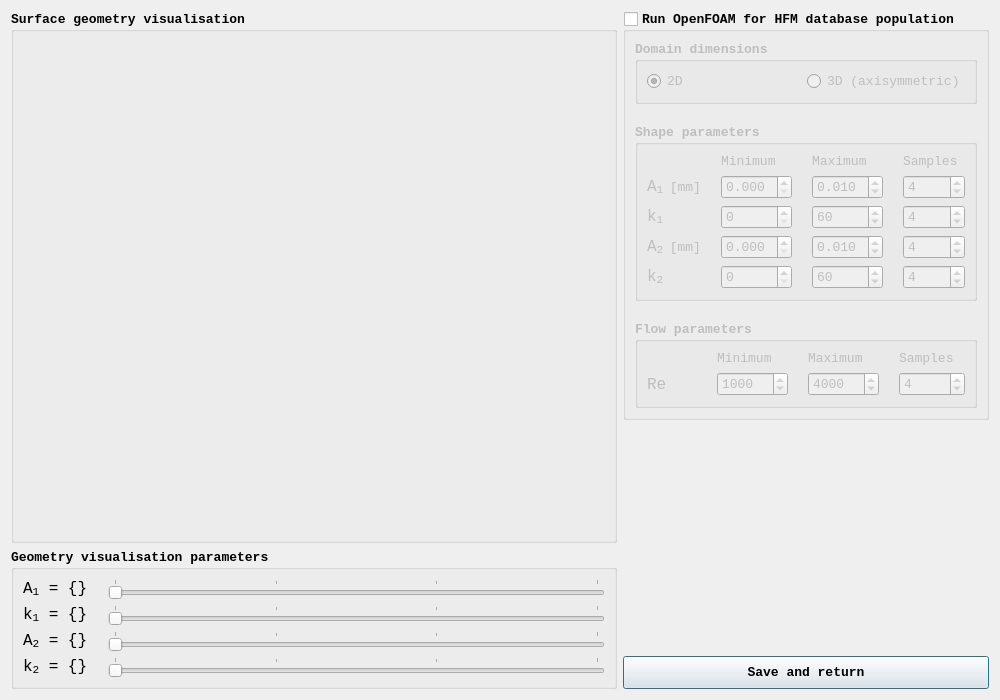
Qt form src/Hammerhead/layouts/layoutHFMSettings.ui (Dani-Darko/Hammerhead) before a commit.
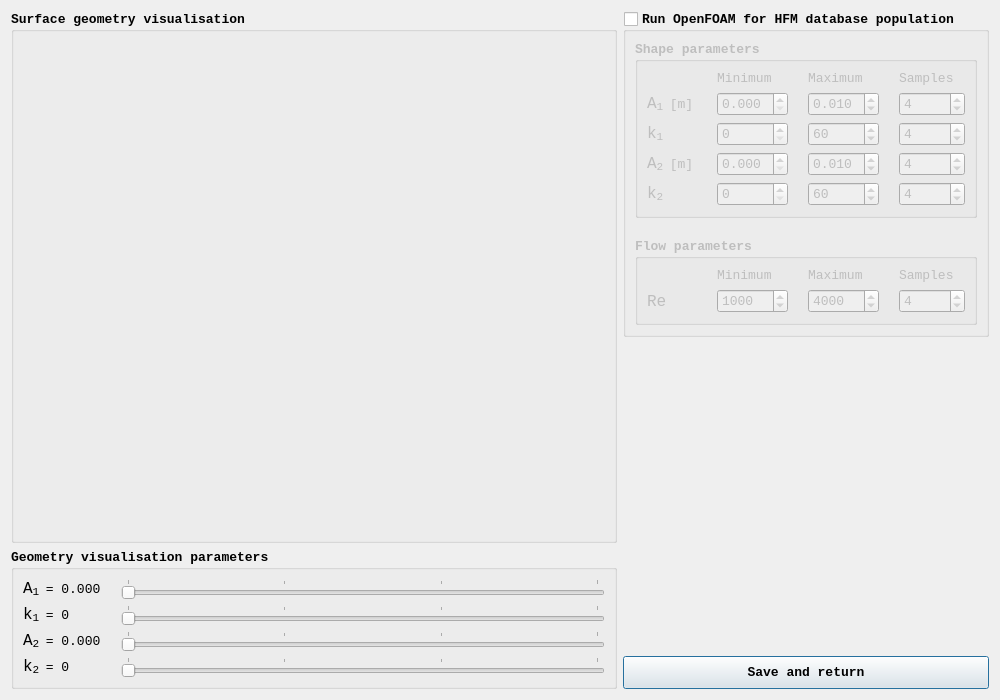
The same form after that commit. Custom widgets are drawn as their Qt base class.

Commit message: Work towards HFM settings dialog

```diff
--- a/src/Hammerhead/layouts/layoutHFMSettings.ui
+++ b/src/Hammerhead/layouts/layoutHFMSettings.ui
@@ -74,7 +74,7 @@
            </font>
           </property>
           <property name="text">
-           <string>&lt;html&gt;&lt;head/&gt;&lt;body&gt;&lt;p&gt;A&lt;span style=&quot; vertical-align:sub;&quot;&gt;1&lt;/span&gt; = {}&lt;/p&gt;&lt;/body&gt;&lt;/html&gt;</string>
+           <string>&lt;html&gt;&lt;head/&gt;&lt;body&gt;&lt;p&gt;A&lt;span style=&quot; vertical-align:sub;&quot;&gt;1 &lt;/span&gt;&lt;span style=&quot; font-size:10pt;&quot;&gt;= 0.000&lt;/span&gt;&lt;/p&gt;&lt;/body&gt;&lt;/html&gt;</string>
           </property>
          </widget>
         </item>
@@ -108,7 +108,7 @@
            </font>
           </property>
           <property name="text">
-           <string>&lt;html&gt;&lt;head/&gt;&lt;body&gt;&lt;p&gt;k&lt;span style=&quot; vertical-align:sub;&quot;&gt;1&lt;/span&gt; = {}&lt;/p&gt;&lt;/body&gt;&lt;/html&gt;</string>
+           <string>&lt;html&gt;&lt;head/&gt;&lt;body&gt;&lt;p&gt;k&lt;span style=&quot; vertical-align:sub;&quot;&gt;1 &lt;/span&gt;&lt;span style=&quot; font-size:10pt;&quot;&gt;= 0&lt;/span&gt;&lt;/p&gt;&lt;/body&gt;&lt;/html&gt;</string>
           </property>
          </widget>
         </item>
@@ -123,7 +123,7 @@
            </font>
           </property>
           <property name="text">
-           <string>&lt;html&gt;&lt;head/&gt;&lt;body&gt;&lt;p&gt;A&lt;span style=&quot; vertical-align:sub;&quot;&gt;2&lt;/span&gt; = {}&lt;/p&gt;&lt;/body&gt;&lt;/html&gt;</string>
+           <string>&lt;html&gt;&lt;head/&gt;&lt;body&gt;&lt;p&gt;A&lt;span style=&quot; vertical-align:sub;&quot;&gt;2 &lt;/span&gt;&lt;span style=&quot; font-size:10pt;&quot;&gt;= 0.000&lt;/span&gt;&lt;/p&gt;&lt;/body&gt;&lt;/html&gt;</string>
           </property>
          </widget>
         </item>
@@ -138,7 +138,7 @@
            </font>
           </property>
           <property name="text">
-           <string>&lt;html&gt;&lt;head/&gt;&lt;body&gt;&lt;p&gt;k&lt;span style=&quot; vertical-align:sub;&quot;&gt;2&lt;/span&gt; = {}&lt;/p&gt;&lt;/body&gt;&lt;/html&gt;</string>
+           <string>&lt;html&gt;&lt;head/&gt;&lt;body&gt;&lt;p&gt;k&lt;span style=&quot; vertical-align:sub;&quot;&gt;2 &lt;/span&gt;&lt;span style=&quot; font-size:10pt;&quot;&gt;= 0&lt;/span&gt;&lt;/p&gt;&lt;/body&gt;&lt;/html&gt;</string>
           </property>
          </widget>
         </item>
@@ -221,57 +221,6 @@
         <property name="spacing">
          <number>20</number>
         </property>
-        <item>
-         <widget class="QGroupBox" name="groupBoxDomainDimensions">
-          <property name="sizePolicy">
-           <sizepolicy hsizetype="Preferred" vsizetype="Fixed">
-            <horstretch>0</horstretch>
-            <verstretch>0</verstretch>
-           </sizepolicy>
-          </property>
-          <property name="title">
-           <string>Domain dimensions</string>
-          </property>
-          <property name="flat">
-           <bool>true</bool>
-          </property>
-          <layout class="QHBoxLayout" name="horizontalLayoutDomainDimensions">
-           <item>
-            <widget class="QRadioButton" name="radioButton2D">
-             <property name="font">
-              <font>
-               <family>Consolas</family>
-               <pointsize>10</pointsize>
-               <weight>50</weight>
-               <bold>false</bold>
-              </font>
-             </property>
-             <property name="text">
-              <string>2D</string>
-             </property>
-             <property name="checked">
-              <bool>true</bool>
-             </property>
-            </widget>
-           </item>
-           <item>
-            <widget class="QRadioButton" name="radioButton3D">
-             <property name="font">
-              <font>
-               <family>Consolas</family>
-               <pointsize>10</pointsize>
-               <weight>50</weight>
-               <bold>false</bold>
-              </font>
-             </property>
-             <property name="text">
-              <string>3D (axisymmetric)</string>
-             </property>
-            </widget>
-           </item>
-          </layout>
-         </widget>
-        </item>
         <item>
          <widget class="QGroupBox" name="groupBoxShapeParameters">
           <property name="title">
@@ -358,7 +307,7 @@
               </font>
              </property>
              <property name="minimum">
-              <number>2</number>
+              <number>1</number>
              </property>
              <property name="value">
               <number>4</number>
@@ -379,7 +328,7 @@
               <number>3</number>
              </property>
              <property name="maximum">
-              <double>0.060000000000000</double>
+              <double>0.030000000000000</double>
              </property>
              <property name="singleStep">
               <double>0.001000000000000</double>
@@ -403,7 +352,7 @@
               <number>3</number>
              </property>
              <property name="maximum">
-              <double>0.060000000000000</double>
+              <double>0.030000000000000</double>
              </property>
              <property name="singleStep">
               <double>0.001000000000000</double>
@@ -472,7 +421,7 @@
               </font>
              </property>
              <property name="minimum">
-              <number>2</number>
+              <number>1</number>
              </property>
              <property name="value">
               <number>4</number>
@@ -490,7 +439,7 @@
               </font>
              </property>
              <property name="minimum">
-              <number>2</number>
+              <number>1</number>
              </property>
              <property name="value">
               <number>4</number>
@@ -520,7 +469,7 @@
               </font>
              </property>
              <property name="text">
-              <string>&lt;html&gt;&lt;head/&gt;&lt;body&gt;&lt;p&gt;A&lt;span style=&quot; vertical-align:sub;&quot;&gt;1 &lt;/span&gt;&lt;span style=&quot; font-size:10pt;&quot;&gt;[mm]&lt;/span&gt;&lt;/p&gt;&lt;/body&gt;&lt;/html&gt;</string>
+              <string>&lt;html&gt;&lt;head/&gt;&lt;body&gt;&lt;p&gt;A&lt;span style=&quot; vertical-align:sub;&quot;&gt;1 &lt;/span&gt;&lt;span style=&quot; font-size:10pt;&quot;&gt;[m]&lt;/span&gt;&lt;/p&gt;&lt;/body&gt;&lt;/html&gt;</string>
              </property>
             </widget>
            </item>
@@ -568,7 +517,7 @@
               </font>
              </property>
              <property name="text">
-              <string>&lt;html&gt;&lt;head/&gt;&lt;body&gt;&lt;p&gt;A&lt;span style=&quot; vertical-align:sub;&quot;&gt;2 &lt;/span&gt;&lt;span style=&quot; font-size:10pt;&quot;&gt;[mm]&lt;/span&gt;&lt;/p&gt;&lt;/body&gt;&lt;/html&gt;</string>
+              <string>&lt;html&gt;&lt;head/&gt;&lt;body&gt;&lt;p&gt;A&lt;span style=&quot; vertical-align:sub;&quot;&gt;2 &lt;/span&gt;&lt;span style=&quot; font-size:10pt;&quot;&gt;[m]&lt;/span&gt;&lt;/p&gt;&lt;/body&gt;&lt;/html&gt;</string>
              </property>
             </widget>
            </item>
@@ -610,7 +559,7 @@
               </font>
              </property>
              <property name="minimum">
-              <number>2</number>
+              <number>1</number>
              </property>
              <property name="value">
               <number>4</number>
```
The commit also changes 5 other files.
